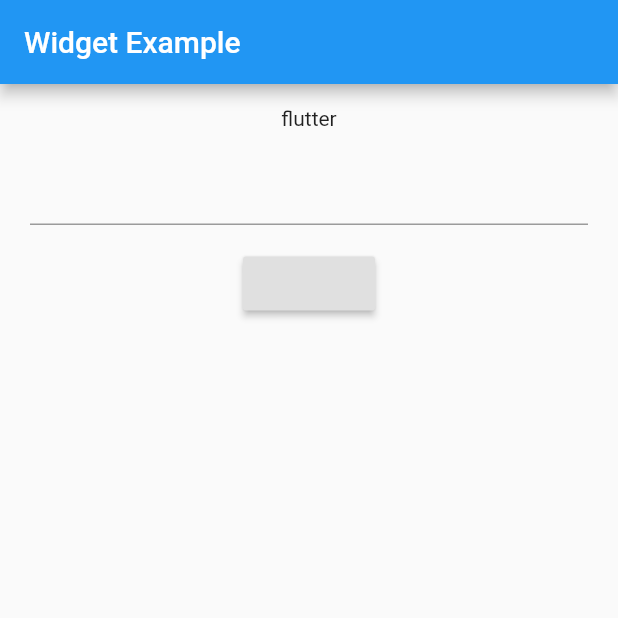
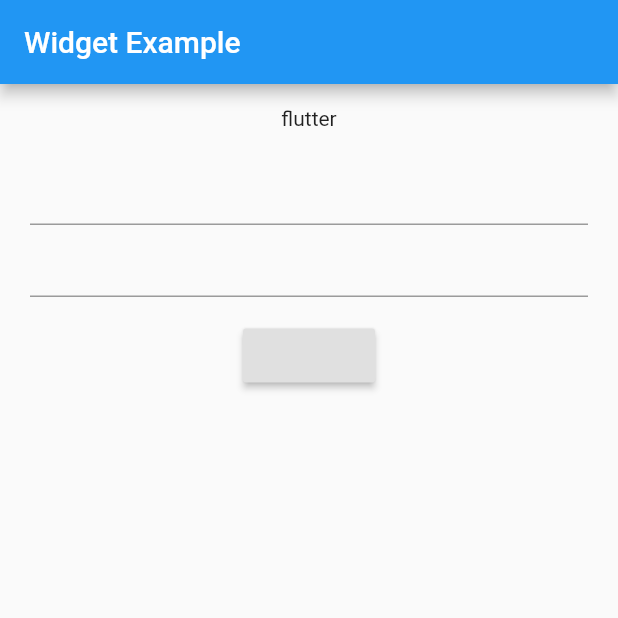
Before and after one commit to junhaesung/flutter-do-it-adder, a Flutter app: the screen it shows after launch, on a phone screen of 412 x 824 dp, the top half of it. Run offline on Flutter 3.47's test engine with Material 2 defaults, Android fonts, the phone set to English and light mode, and no system bars.

```diff
--- a/lib/main.dart
+++ b/lib/main.dart
@@ -34,7 +34,16 @@ class _WidgetExampleState extends State<WidgetApp> {
             Padding(padding: EdgeInsets.all(15), child: Text('flutter')),
             Padding(
                 padding: EdgeInsets.only(left: 20, right: 20),
-                child: TextField()),
+                child: TextField(
+                  keyboardType: TextInputType.number,
+                  controller: value1,
+                )),
+            Padding(
+                padding: EdgeInsets.only(left: 20, right: 20),
+                child: TextField(
+                  keyboardType: TextInputType.number,
+                  controller: value2,
+                )),
             Padding(
                 padding: EdgeInsets.all(15),
                 child: RaisedButton(onPressed: () {}))
```
